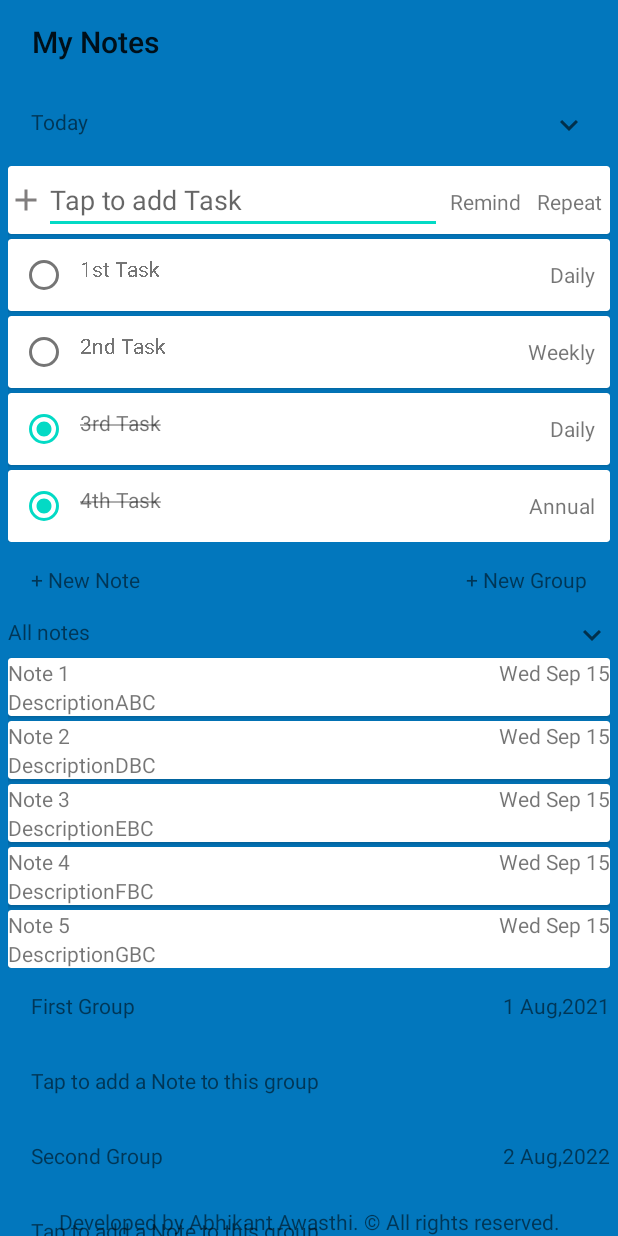
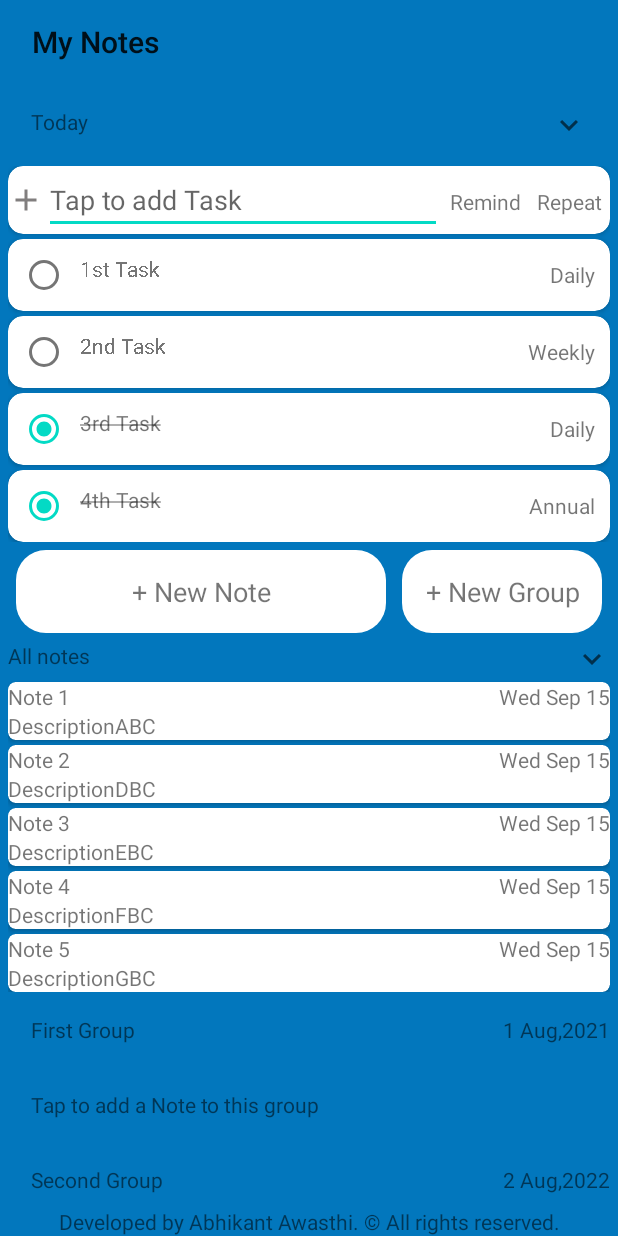
Before and after one commit to abhikant28/TheToDo, an Android app: the screen it shows after launch (MainActivity), on a phone screen of 412 x 824 dp. Run offline under Robolectric (Android 15) with nearby library versions, the phone set to English and light mode, and no system bars; our stand-ins replace Room's generated code.

```diff
--- /dev/null
+++ b/app/src/main/res/drawable/round_box.xml
@@ -0,0 +1,6 @@
+<?xml version="1.0" encoding="utf-8"?>
+<shape xmlns:android="http://schemas.android.com/apk/res/android" android:shape="rectangle">
+    <corners android:radius="20dp"/>
+    <padding android:left="20dp" android:right="20dp" android:top="20dp" android:bottom="20dp"/>
+    <solid android:color="@color/white"/>
+</shape>
--- a/app/src/main/res/layout/activity_edit_note.xml
+++ b/app/src/main/res/layout/activity_edit_note.xml
@@ -21,6 +21,7 @@
         android:layout_width="match_parent"
         android:layout_height="wrap_content"
         android:background="#F4F42E"
+        android:padding="15dp"
         android:hint="Title"/>
 
     <EditText
--- a/app/src/main/res/layout/activity_main.xml
+++ b/app/src/main/res/layout/activity_main.xml
@@ -30,7 +30,8 @@
             android:orientation="vertical">
         <androidx.cardview.widget.CardView
             android:layout_width="match_parent"
-            android:layout_height="wrap_content">
+            android:layout_height="wrap_content"
+            app:cardCornerRadius="10dp">
             <LinearLayout
             android:layout_width="match_parent"
             android:layout_height="wrap_content"
@@ -82,6 +83,10 @@
                 android:layout_height="wrap_content"
                 android:text="+ New Note"
                 android:padding="15dp"
+                android:gravity="center"
+                android:background="@drawable/round_back"
+                android:layout_margin="5dp"
+                android:textSize="18dp"
                 android:layout_weight="1"/>
 
             <TextView
@@ -89,6 +94,10 @@
                 android:layout_width="wrap_content"
                 android:layout_height="wrap_content"
                 android:text="+ New Group"
+                android:gravity="center"
+                android:layout_margin="5dp"
+                android:background="@drawable/round_back"
+                android:textSize="18dp"
                 android:padding="15dp"/>
         </LinearLayout>
         <TextView
@@ -102,6 +111,7 @@
             android:layout_width="match_parent"
             android:layout_height="wrap_content"
             tools:listitem="@layout/main_super_list_item_note"/>
+
         <androidx.recyclerview.widget.RecyclerView
             android:id="@+id/Main_Notes_Super_RecyclerView"
             android:layout_width="match_parent"
--- a/app/src/main/res/layout/main_super_list_item_note.xml
+++ b/app/src/main/res/layout/main_super_list_item_note.xml
@@ -2,9 +2,11 @@
 <androidx.cardview.widget.CardView xmlns:android="http://schemas.android.com/apk/res/android"
     android:layout_width="match_parent"
     android:layout_height="wrap_content"
+    xmlns:app="http://schemas.android.com/apk/res-auto"
     android:elevation="10dp"
     android:layout_marginTop="3dp"
-    android:background="@drawable/round_back">
+    android:background="@drawable/round_back"
+    app:cardCornerRadius="5dp">
 
         <LinearLayout
             android:id="@+id/Main_RecyclerView_List_Item_LinearLayout1"
--- a/app/src/main/res/layout/main_task_list_item.xml
+++ b/app/src/main/res/layout/main_task_list_item.xml
@@ -2,8 +2,10 @@
 <androidx.cardview.widget.CardView xmlns:android="http://schemas.android.com/apk/res/android"
     android:layout_width="match_parent"
     android:layout_height="wrap_content"
+    xmlns:app="http://schemas.android.com/apk/res-auto"
     android:elevation="10dp"
-    android:layout_marginTop="3dp">
+    android:layout_marginTop="3dp"
+    app:cardCornerRadius="10dp">
 <LinearLayout
     android:layout_width="match_parent"
     android:layout_height="wrap_content"
```
Also changed, not shown: app/src/main/java/com/example/thetodo/MainActivity.java (+1 -9 lines).
